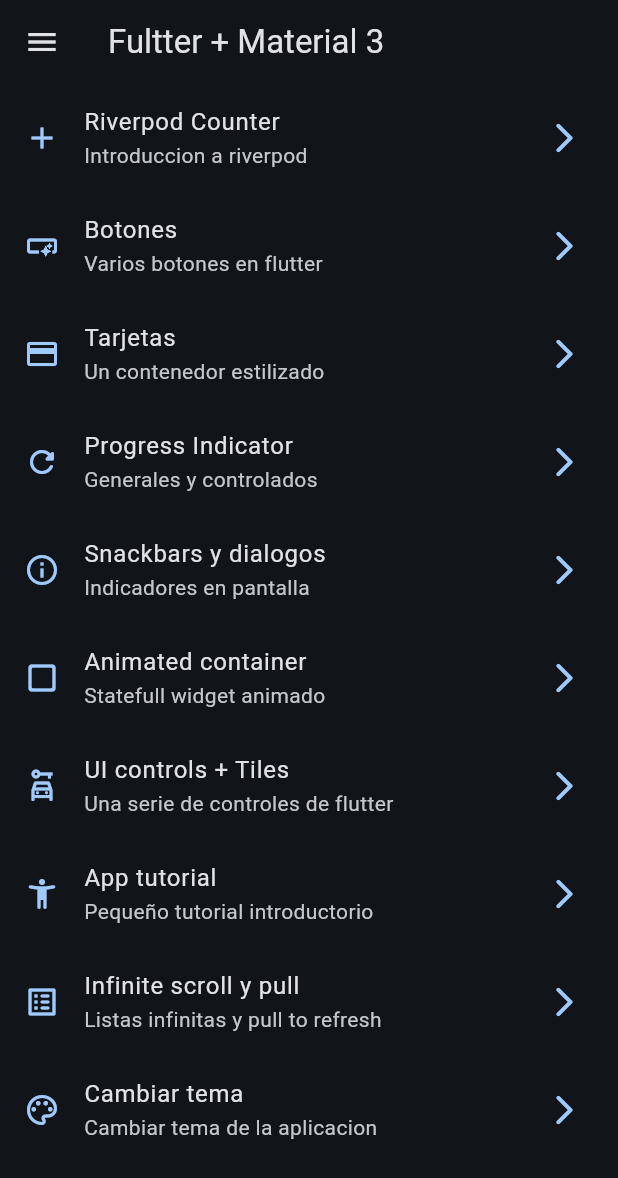
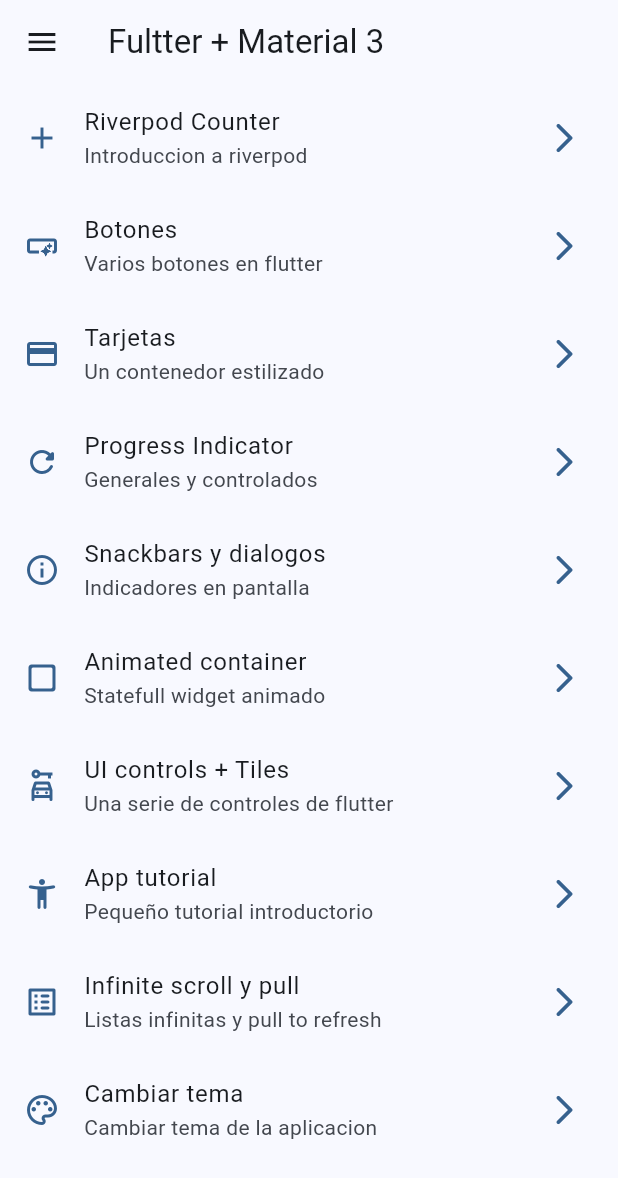
Before and after one commit to juanpjacobi/widgets_app, a Flutter app: the screen it shows after launch, on a phone screen of 412 x 824 dp. Shown: the top 1178 px of the screen. Run offline on Flutter 3.47's test engine with Material 3 defaults, Android fonts, the phone set to English and light mode, and no system bars; our stand-ins replace animate_do, flutter_riverpod, go_router.

Commit message:
state notifier implemented

```diff
--- a/lib/config/theme/app_theme.dart
+++ b/lib/config/theme/app_theme.dart
@@ -26,4 +26,13 @@ class Apptheme {
       brightness: isDarkMode ? Brightness.dark : Brightness.light,
       colorSchemeSeed: colorList[selectedColor],
       appBarTheme: const AppBarTheme(centerTitle: false));
+
+  Apptheme copyWith({
+    int? selectedColor,
+    bool? isDarkMode,
+  }) =>
+      Apptheme(
+        selectedColor: selectedColor ?? this.selectedColor,
+        isDarkMode: isDarkMode ?? this.isDarkMode,
+      );
 }
--- a/lib/main.dart
+++ b/lib/main.dart
@@ -13,15 +13,15 @@ class MainApp extends ConsumerWidget {
 
   @override
   Widget build(BuildContext context, WidgetRef ref) {
-    final int selectedColor = ref.watch(selectedColorProvider);
-    final bool isDarkMode = ref.watch(isDarModeProvider);
+    // final int selectedColor = ref.watch(selectedColorProvider);
+    // final bool isDarkMode = ref.watch(isDarModeProvider);
+    final Apptheme appTheme = ref.watch(themeNotifierProvider);
 
     return MaterialApp.router(
       title: 'Flutter widgets',
       routerConfig: appRouter,
       debugShowCheckedModeBanner: false,
-      theme: Apptheme(selectedColor: selectedColor, isDarkMode: isDarkMode)
-          .getTheme(),
+      theme: appTheme.getTheme(),
     );
   }
 }
--- a/lib/presentation/providers/theme_provider.dart
+++ b/lib/presentation/providers/theme_provider.dart
@@ -4,3 +4,22 @@ import 'package:widgets_app/config/theme/app_theme.dart';
 final colorListProvider = Provider((ref) => colorList);
 final isDarModeProvider = StateProvider<bool>((ref) => true);
 final selectedColorProvider = StateProvider<int>((ref) => 0);
+
+// objeto de tipo apptheme
+final themeNotifierProvider = StateNotifierProvider<ThemeNotifier, Apptheme>(
+  (ref) => ThemeNotifier(),
+);
+
+// controller o notifier
+class ThemeNotifier extends StateNotifier<Apptheme> {
+  // State = new AppTheme()
+  ThemeNotifier() : super(Apptheme());
+
+  void toggleDarkMode() {
+    state = state.copyWith(isDarkMode: !state.isDarkMode);
+  }
+
+  void changeColorIndex(int colorIndex) {
+    state = state.copyWith(selectedColor: colorIndex);
+  }
+}
```
Also changed, not shown: lib/presentation/screens/theme_changer/theme_changer_screen.dart (+8 -5 lines).
